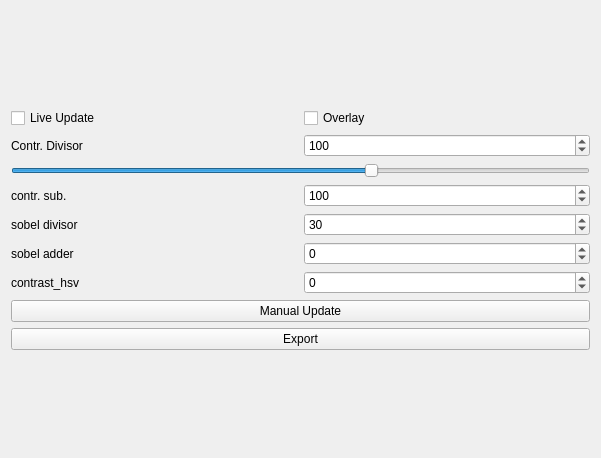
Qt form mainwindow.ui (rohezal/crackvisualizer) before a commit.
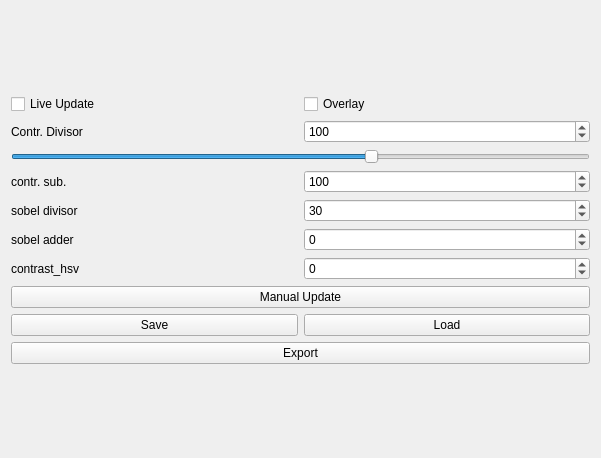
The same form after that commit.

Commit message: added save / load and exports to copy to clipboard now

The edit to the form file:
```diff
--- a/mainwindow.ui
+++ b/mainwindow.ui
@@ -210,6 +210,24 @@
           </property>
          </widget>
         </item>
+        <item>
+         <layout class="QHBoxLayout" name="horizontalLayout_7">
+          <item>
+           <widget class="QPushButton" name="buttonSave">
+            <property name="text">
+             <string>Save</string>
+            </property>
+           </widget>
+          </item>
+          <item>
+           <widget class="QPushButton" name="buttonLoad">
+            <property name="text">
+             <string>Load</string>
+            </property>
+           </widget>
+          </item>
+         </layout>
+        </item>
         <item>
          <widget class="QPushButton" name="exportButton">
           <property name="text">
```
The commit also changes 3 other files.
